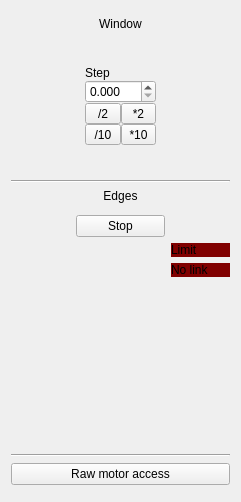
AustralianSynchrotron/imblSlits, file share/imblSlits/slits.ui: the form before one commit.
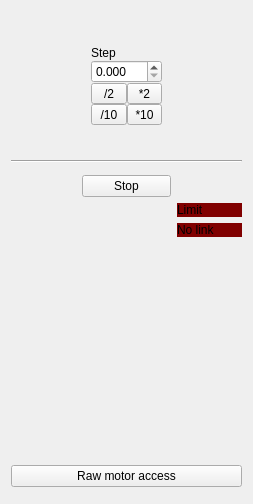
The form after the commit. Custom widgets are drawn as their Qt base class.

What changed in the file:
```diff
--- a/share/imblSlits/slits.ui
+++ b/share/imblSlits/slits.ui
@@ -6,18 +6,112 @@
    <rect>
     <x>0</x>
     <y>0</y>
-    <width>241</width>
-    <height>502</height>
+    <width>253</width>
+    <height>504</height>
    </rect>
   </property>
   <property name="windowTitle">
    <string>Form</string>
   </property>
   <layout class="QGridLayout" name="gridLayout">
+   <item row="2" column="2">
+    <widget class="Driver" name="dHP" native="true"/>
+   </item>
+   <item row="7" column="1">
+    <widget class="Driver" name="dBT" native="true"/>
+   </item>
+   <item row="0" column="0" colspan="3">
+    <widget class="SlitsVis" name="visual" native="true"/>
+   </item>
+   <item row="6" column="1">
+    <widget class="QPushButton" name="stop">
+     <property name="sizePolicy">
+      <sizepolicy hsizetype="Minimum" vsizetype="Minimum">
+       <horstretch>0</horstretch>
+       <verstretch>0</verstretch>
+      </sizepolicy>
+     </property>
+     <property name="text">
+      <string>Stop</string>
+     </property>
+    </widget>
+   </item>
+   <item row="9" column="0" colspan="3">
+    <widget class="QPushButton" name="showStack">
+     <property name="text">
+      <string>Raw motor access</string>
+     </property>
+     <property name="checkable">
+      <bool>true</bool>
+     </property>
+    </widget>
+   </item>
+   <item row="3" column="0">
+    <widget class="QLabel" name="sizeLabel">
+     <property name="text">
+      <string/>
+     </property>
+    </widget>
+   </item>
+   <item row="1" column="0">
+    <widget class="QWidget" name="layFaceFam" native="true">
+     <layout class="QVBoxLayout" name="layout_2">
+      <property name="spacing">
+       <number>0</number>
+      </property>
+      <property name="leftMargin">
+       <number>0</number>
+      </property>
+      <property name="topMargin">
+       <number>0</number>
+      </property>
+      <property name="rightMargin">
+       <number>0</number>
+      </property>
+      <property name="bottomMargin">
+       <number>0</number>
+      </property>
+      <item>
+       <widget class="Face" name="face" native="true"/>
+      </item>
+     </layout>
+    </widget>
+   </item>
+   <item row="11" column="0" colspan="3">
+    <widget class="QMotorStack" name="stack" native="true"/>
+   </item>
    <item row="8" column="0">
+    <widget class="QWidget" name="spacer" native="true">
+     <layout class="QVBoxLayout" name="verticalLayout">
+      <item>
+       <spacer name="verticalSpacer">
+        <property name="orientation">
+         <enum>Qt::Vertical</enum>
+        </property>
+        <property name="sizeHint" stdset="0">
+         <size>
+          <width>20</width>
+          <height>40</height>
+         </size>
+        </property>
+       </spacer>
+      </item>
+     </layout>
+    </widget>
+   </item>
+   <item row="5" column="1">
+    <widget class="Driver" name="dTP" native="true"/>
+   </item>
+   <item row="6" column="0">
     <widget class="Driver" name="dLF" native="true"/>
    </item>
+   <item row="2" column="0">
+    <widget class="Driver" name="dHS" native="true"/>
+   </item>
    <item row="3" column="1">
+    <widget class="Driver" name="dVS" native="true"/>
+   </item>
+   <item row="2" column="1">
     <widget class="QWidget" name="stepWidget" native="true">
      <layout class="QGridLayout" name="gridLayout_8">
       <property name="spacing">
@@ -111,71 +205,24 @@
      </layout>
     </widget>
    </item>
-   <item row="14" column="0" colspan="3">
-    <widget class="QMotorStack" name="stack" native="true"/>
-   </item>
-   <item row="3" column="0">
-    <widget class="Driver" name="dHS" native="true"/>
-   </item>
-   <item row="6" column="0" colspan="3">
-    <widget class="QLabel" name="label_16">
-     <property name="sizePolicy">
-      <sizepolicy hsizetype="Preferred" vsizetype="Fixed">
-       <horstretch>0</horstretch>
-       <verstretch>0</verstretch>
-      </sizepolicy>
-     </property>
+   <item row="1" column="2">
+    <widget class="QLabel" name="positionLabel">
      <property name="text">
-      <string>Edges</string>
-     </property>
-     <property name="alignment">
-      <set>Qt::AlignCenter</set>
+      <string/>
      </property>
     </widget>
    </item>
-   <item row="3" column="2">
-    <widget class="Driver" name="dHP" native="true"/>
-   </item>
-   <item row="4" column="1">
-    <widget class="Driver" name="dVS" native="true"/>
-   </item>
-   <item row="5" column="0" colspan="3">
+   <item row="4" column="0" colspan="3">
     <widget class="Line" name="line_8">
      <property name="orientation">
       <enum>Qt::Horizontal</enum>
      </property>
     </widget>
    </item>
-   <item row="1" column="0" colspan="3">
-    <widget class="QLabel" name="label_19">
-     <property name="sizePolicy">
-      <sizepolicy hsizetype="Preferred" vsizetype="Fixed">
-       <horstretch>0</horstretch>
-       <verstretch>0</verstretch>
-      </sizepolicy>
-     </property>
-     <property name="text">
-      <string>Window</string>
-     </property>
-     <property name="alignment">
-      <set>Qt::AlignCenter</set>
-     </property>
-    </widget>
+   <item row="6" column="2">
+    <widget class="Driver" name="dRT" native="true"/>
    </item>
-   <item row="12" column="0" colspan="3">
-    <widget class="QPushButton" name="showStack">
-     <property name="text">
-      <string>Raw motor access</string>
-     </property>
-     <property name="checkable">
-      <bool>true</bool>
-     </property>
-    </widget>
-   </item>
-   <item row="7" column="1">
-    <widget class="Driver" name="dTP" native="true"/>
-   </item>
-   <item row="9" column="2">
+   <item row="7" column="2">
     <layout class="QVBoxLayout" name="verticalLayout_2">
      <item>
       <widget class="QLabel" name="limitW">
@@ -199,96 +246,10 @@
      </item>
     </layout>
    </item>
-   <item row="8" column="2">
-    <widget class="Driver" name="dRT" native="true"/>
-   </item>
-   <item row="8" column="1">
-    <widget class="QPushButton" name="stop">
-     <property name="sizePolicy">
-      <sizepolicy hsizetype="Minimum" vsizetype="Minimum">
-       <horstretch>0</horstretch>
-       <verstretch>0</verstretch>
-      </sizepolicy>
-     </property>
-     <property name="text">
-      <string>Stop</string>
-     </property>
-    </widget>
-   </item>
-   <item row="11" column="0" colspan="3">
-    <widget class="Line" name="lineBot">
-     <property name="orientation">
-      <enum>Qt::Horizontal</enum>
-     </property>
-    </widget>
-   </item>
-   <item row="9" column="1">
-    <widget class="Driver" name="dBT" native="true"/>
-   </item>
-   <item row="2" column="1">
+   <item row="1" column="1">
     <widget class="Driver" name="dVP" native="true"/>
    </item>
-   <item row="0" column="0" colspan="3">
-    <widget class="SlitsVis" name="visual" native="true"/>
-   </item>
-   <item row="10" column="0">
-    <widget class="QWidget" name="spacer" native="true">
-     <layout class="QVBoxLayout" name="verticalLayout">
-      <item>
-       <spacer name="verticalSpacer">
-        <property name="orientation">
-         <enum>Qt::Vertical</enum>
-        </property>
-        <property name="sizeHint" stdset="0">
-         <size>
-          <width>20</width>
-          <height>40</height>
-         </size>
-        </property>
-       </spacer>
-      </item>
-     </layout>
-    </widget>
-   </item>
-   <item row="4" column="0">
-    <widget class="QLabel" name="sizeLabel">
-     <property name="text">
-      <string/>
-     </property>
-    </widget>
-   </item>
-   <item row="2" column="2">
-    <widget class="QLabel" name="positionLabel">
-     <property name="text">
-      <string/>
-     </property>
-    </widget>
-   </item>
-   <item row="2" column="0">
-    <widget class="QWidget" name="layFaceFam" native="true">
-     <layout class="QVBoxLayout" name="layout_2">
-      <property name="spacing">
-       <number>0</number>
-      </property>
-      <property name="leftMargin">
-       <number>0</number>
-      </property>
-      <property name="topMargin">
-       <number>0</number>
-      </property>
-      <property name="rightMargin">
-       <number>0</number>
-      </property>
-      <property name="bottomMargin">
-       <number>0</number>
-      </property>
-      <item>
-       <widget class="Face" name="face" native="true"/>
-      </item>
-     </layout>
-    </widget>
-   </item>
-   <item row="4" column="2">
+   <item row="3" column="2">
     <widget class="QWidget" name="layFaceTab" native="true">
      <layout class="QVBoxLayout" name="layout_1">
       <property name="spacing">
```
